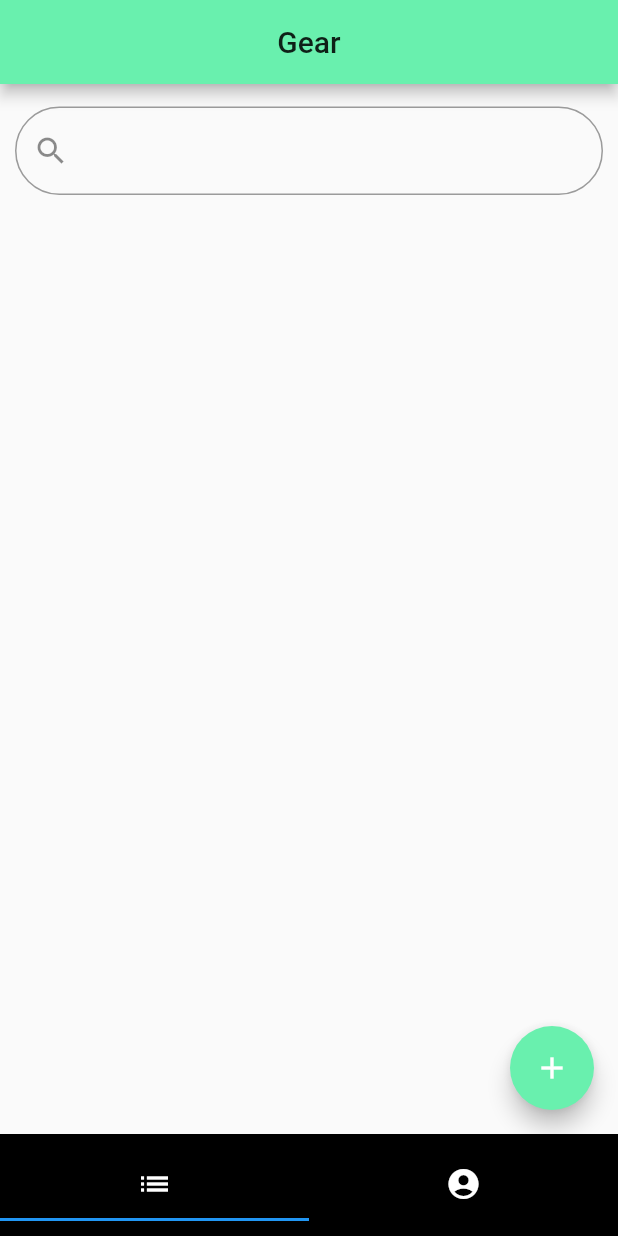
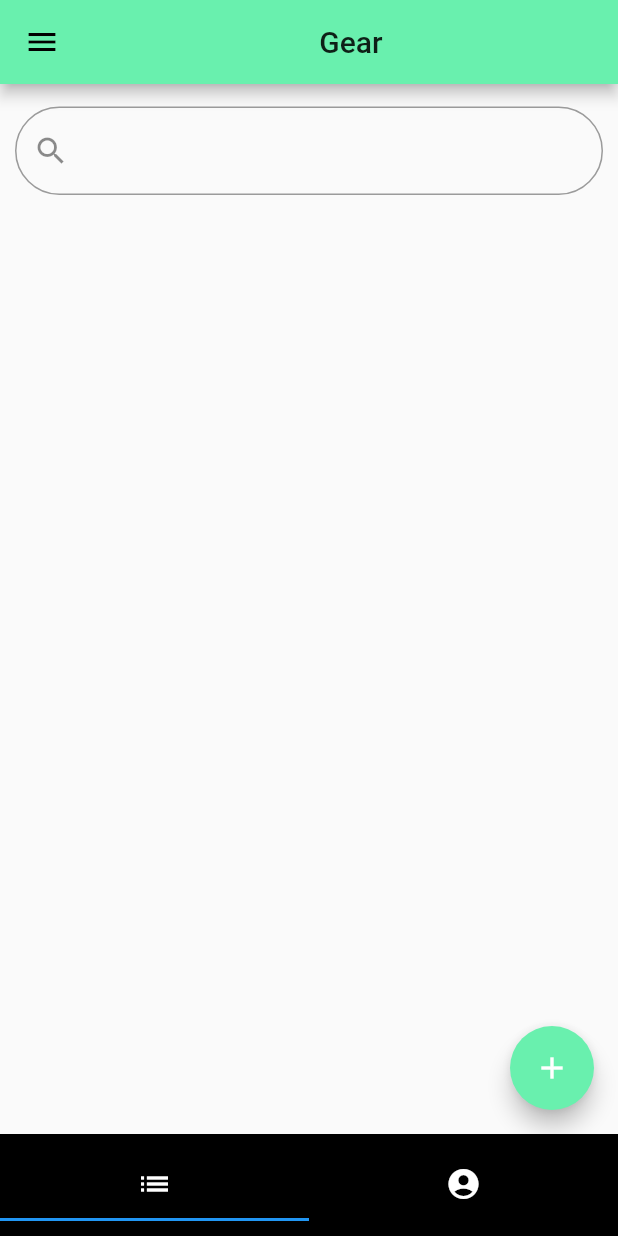
Before and after one commit to jessebelcourt/travel-gear-mobile, a Flutter app: the screen it shows after launch, on a phone screen of 412 x 824 dp. Run offline on Flutter 3.47's test engine with Material 2 defaults, Android fonts, the phone set to English and light mode, and no system bars.

Commit message:
Stubbed out drawer, and user profile view.

```diff
--- a/lib/main.dart
+++ b/lib/main.dart
@@ -1,5 +1,6 @@
 import 'package:flutter/material.dart';
 import 'package:travel_gear_mobile/ui/views/gear_view.dart';
+import 'package:travel_gear_mobile/ui/views/user_profile.dart';
 import 'package:travel_gear_mobile/ui/views/splash_view.dart';
 
 void main() {
--- a/lib/ui/views/gear_view.dart
+++ b/lib/ui/views/gear_view.dart
@@ -8,18 +8,53 @@ class GearView extends StatefulWidget {
 }
 
 class _GearViewState extends State<GearView> {
+  bool _showAddGearButton = true;
+
   @override
   Widget build(BuildContext context) {
     return DefaultTabController(
       length: 2,
       child: Scaffold(
-        floatingActionButton: FloatingActionButton(
-          backgroundColor: Colors.greenAccent,
-          child: Icon(
-            Icons.add,
-            color: Colors.white,
+        drawer: Drawer(
+          child: ListView(
+            children: <Widget>[
+              Container(
+                padding: EdgeInsets.symmetric(
+                  vertical: 30,
+                ),
+                alignment: Alignment.center,
+                child: Text(
+                  'Travel Gear',
+                  style: TextStyle(
+                    color: Theme.of(context).primaryColor,
+                    fontSize: 26,
+                  ),
+                ),
+              ),
+              Container(
+                padding: EdgeInsets.only(
+                  left: 15,
+                ),
+                child: Row(
+                  children: <Widget>[
+                    Icon(Icons.account_circle),
+                    Text('View Profile'),
+                  ],
+                ),
+              ),
+            ],
           ),
-          onPressed: this._addGear,
+        ),
+        floatingActionButton: Visibility(
+          visible: this._showAddGearButton,
+          child: FloatingActionButton(
+            backgroundColor: Colors.greenAccent,
+            child: Icon(
+              Icons.add,
+              color: Colors.white,
+            ),
+            onPressed: this._addGear,
+          ),
         ),
         bottomNavigationBar: Container(
           color: Colors.black,
@@ -46,6 +81,9 @@ class _GearViewState extends State<GearView> {
       child: ListView(
         children: <Widget>[
           Container(
+            padding: EdgeInsets.only(
+              top: 10,
+            ),
             child: Card(
               shape: RoundedRectangleBorder(
                 borderRadius: BorderRadius.circular(
--- /dev/null
+++ b/lib/ui/views/user_profile.dart
@@ -0,0 +1,19 @@
+import 'package:flutter/material.dart';
+
+class UserProfileView extends StatefulWidget {
+  UserProfileView({Key key}) : super(key: key);
+
+  @override
+  _UserProfileViewState createState() => _UserProfileViewState();
+}
+
+class _UserProfileViewState extends State<UserProfileView> {
+  @override
+  Widget build(BuildContext context) {
+    return Scaffold(
+      body: Center(
+        child: Text('user profile'),
+      ),
+    );
+  }
+}
```
